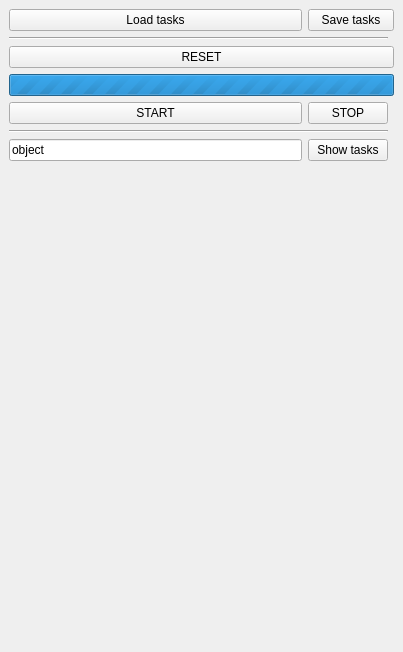
Before: the Qt Designer form src/plugins/alignment_experiment/alignment_experiment.ui in dagothar/gripperz, drawn with Qt 5.
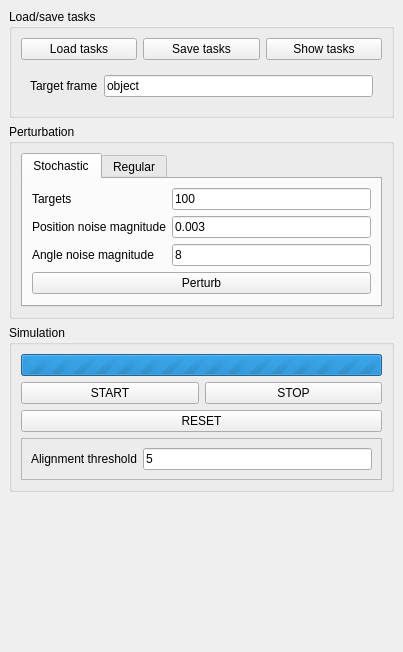
After: the same form once the commit is applied.

Commit message: alignment simulator; random noise in plugin

What changed in the file:
```diff
--- a/src/plugins/alignment_experiment/alignment_experiment.ui
+++ b/src/plugins/alignment_experiment/alignment_experiment.ui
@@ -15,7 +15,76 @@
   </property>
   <widget class="QWidget" name="dockWidgetContents">
    <layout class="QGridLayout" name="gridLayout">
-    <item row="10" column="0">
+    <item row="6" column="0" colspan="3">
+     <widget class="QGroupBox" name="groupBox_2">
+      <property name="title">
+       <string>Simulation</string>
+      </property>
+      <layout class="QGridLayout" name="gridLayout_3">
+       <item row="3" column="0" colspan="2">
+        <widget class="QPushButton" name="resetButton">
+         <property name="text">
+          <string>RESET</string>
+         </property>
+        </widget>
+       </item>
+       <item row="2" column="0">
+        <widget class="QPushButton" name="startButton">
+         <property name="text">
+          <string>START</string>
+         </property>
+        </widget>
+       </item>
+       <item row="2" column="1">
+        <widget class="QPushButton" name="stopButton">
+         <property name="text">
+          <string>STOP</string>
+         </property>
+        </widget>
+       </item>
+       <item row="0" column="0" colspan="2">
+        <widget class="QProgressBar" name="progressBar">
+         <property name="maximum">
+          <number>0</number>
+         </property>
+         <property name="value">
+          <number>0</number>
+         </property>
+         <property name="format">
+          <string>%v of %m</string>
+         </property>
+        </widget>
+       </item>
+       <item row="4" column="0" colspan="2">
+        <widget class="QFrame" name="frame">
+         <property name="frameShape">
+          <enum>QFrame::StyledPanel</enum>
+         </property>
+         <property name="frameShadow">
+          <enum>QFrame::Raised</enum>
+         </property>
+         <layout class="QGridLayout" name="gridLayout_6">
+          <item row="0" column="0">
+           <widget class="QLabel" name="label_5">
+            <property name="text">
+             <string>Alignment threshold</string>
+            </property>
+           </widget>
+          </item>
+          <item row="0" column="1">
+           <widget class="QLineEdit" name="thresholdLineEdit">
+            <property name="text">
+             <string>5</string>
+            </property>
+           </widget>
+          </item>
+         </layout>
+        </widget>
+       </item>
+      </layout>
+     </widget>
+    </item>
+    <item row="10" column="0" colspan="3">
      <spacer name="verticalSpacer_4">
       <property name="orientation">
        <enum>Qt::Vertical</enum>
@@ -28,80 +97,131 @@
       </property>
      </spacer>
     </item>
-    <item row="1" column="1" colspan="2">
-     <widget class="QPushButton" name="saveButton">
-      <property name="text">
-       <string>Save tasks</string>
+    <item row="2" column="0" colspan="3">
+     <widget class="QGroupBox" name="groupBox_3">
+      <property name="title">
+       <string>Perturbation</string>
       </property>
+      <layout class="QGridLayout" name="gridLayout_5">
+       <item row="0" column="0">
+        <widget class="QTabWidget" name="tabWidget">
+         <property name="currentIndex">
+          <number>0</number>
+         </property>
+         <widget class="QWidget" name="tab">
+          <attribute name="title">
+           <string>Stochastic</string>
+          </attribute>
+          <layout class="QFormLayout" name="formLayout">
+           <item row="0" column="0">
+            <widget class="QLabel" name="label_2">
+             <property name="text">
+              <string>Targets</string>
+             </property>
+            </widget>
+           </item>
+           <item row="0" column="1">
+            <widget class="QLineEdit" name="randomTargetsLineEdit">
+             <property name="text">
+              <string>100</string>
+             </property>
+            </widget>
+           </item>
+           <item row="1" column="0">
+            <widget class="QLabel" name="label_3">
+             <property name="text">
+              <string>Position noise magnitude</string>
+             </property>
+            </widget>
+           </item>
+           <item row="1" column="1">
+            <widget class="QLineEdit" name="randomPositionLineEdit">
+             <property name="text">
+              <string>0.003</string>
+             </property>
+            </widget>
+           </item>
+           <item row="2" column="0">
+            <widget class="QLabel" name="label_4">
+             <property name="text">
+              <string>Angle noise magnitude</string>
+             </property>
+            </widget>
+           </item>
+           <item row="2" column="1">
+            <widget class="QLineEdit" name="randomAngleLineEdit">
+             <property name="text">
+              <string>8</string>
+             </property>
+            </widget>
+           </item>
+           <item row="3" column="0" colspan="2">
+            <widget class="QPushButton" name="randomPerturbButton">
+             <property name="text">
+              <string>Perturb</string>
+             </property>
+            </widget>
+           </item>
+          </layout>
+         </widget>
+         <widget class="QWidget" name="tab_2">
+          <attribute name="title">
+           <string>Regular</string>
+          </attribute>
+         </widget>
+        </widget>
+       </item>
+      </layout>
      </widget>
     </item>
-    <item row="1" column="0">
-     <widget class="QPushButton" name="loadButton">
-      <property name="text">
-       <string>Load tasks</string>
+    <item row="1" column="0" colspan="3">
+     <widget class="QGroupBox" name="groupBox">
+      <property name="title">
+       <string>Load/save tasks</string>
       </property>
-     </widget>
-    </item>
-    <item row="5" column="0" colspan="3">
-     <widget class="QProgressBar" name="progressBar">
-      <property name="maximum">
-       <number>0</number>
-      </property>
-      <property name="value">
-       <number>0</number>
-      </property>
-      <property name="format">
-       <string>%v of %m</string>
-      </property>
-     </widget>
-    </item>
-    <item row="3" column="0" colspan="3">
-     <widget class="QPushButton" name="resetButton">
-      <property name="text">
-       <string>RESET</string>
-      </property>
-     </widget>
-    </item>
-    <item row="8" column="1">
-     <widget class="QPushButton" name="showButton">
-      <property name="text">
-       <string>Show tasks</string>
-      </property>
-     </widget>
-    </item>
-    <item row="6" column="0">
-     <widget class="QPushButton" name="startButton">
-      <property name="text">
-       <string>START</string>
-      </property>
-     </widget>
-    </item>
-    <item row="8" column="0">
-     <widget class="QLineEdit" name="targetEdit">
-      <property name="text">
-       <string>object</string>
-      </property>
-     </widget>
-    </item>
-    <item row="6" column="1">
-     <widget class="QPushButton" name="stopButton">
-      <property name="text">
-       <string>STOP</string>
-      </property>
-     </widget>
-    </item>
-    <item row="7" column="0" colspan="2">
-     <widget class="Line" name="line">
-      <property name="orientation">
-       <enum>Qt::Horizontal</enum>
-      </property>
-     </widget>
-    </item>
-    <item row="2" column="0" colspan="2">
-     <widget class="Line" name="line_2">
-      <property name="orientation">
-       <enum>Qt::Horizontal</enum>
-      </property>
+      <layout class="QGridLayout" name="gridLayout_2">
+       <item row="0" column="0">
+        <widget class="QPushButton" name="loadButton">
+         <property name="text">
+          <string>Load tasks</string>
+         </property>
+        </widget>
+       </item>
+       <item row="4" column="0" colspan="3">
+        <widget class="QWidget" name="widget" native="true">
+         <layout class="QGridLayout" name="gridLayout_4">
+          <item row="0" column="0">
+           <widget class="QLabel" name="label">
+            <property name="text">
+             <string>Target frame</string>
+            </property>
+           </widget>
+          </item>
+          <item row="0" column="1">
+           <widget class="QLineEdit" name="targetEdit">
+            <property name="text">
+             <string>object</string>
+            </property>
+           </widget>
+          </item>
+         </layout>
+        </widget>
+       </item>
+       <item row="0" column="1">
+        <widget class="QPushButton" name="saveButton">
+         <property name="text">
+          <string>Save tasks</string>
+         </property>
+        </widget>
+       </item>
+       <item row="0" column="2">
+        <widget class="QPushButton" name="showButton">
+         <property name="text">
+          <string>Show tasks</string>
+         </property>
+        </widget>
+       </item>
+      </layout>
      </widget>
     </item>
    </layout>
```
The commit also changes 5 other files.
